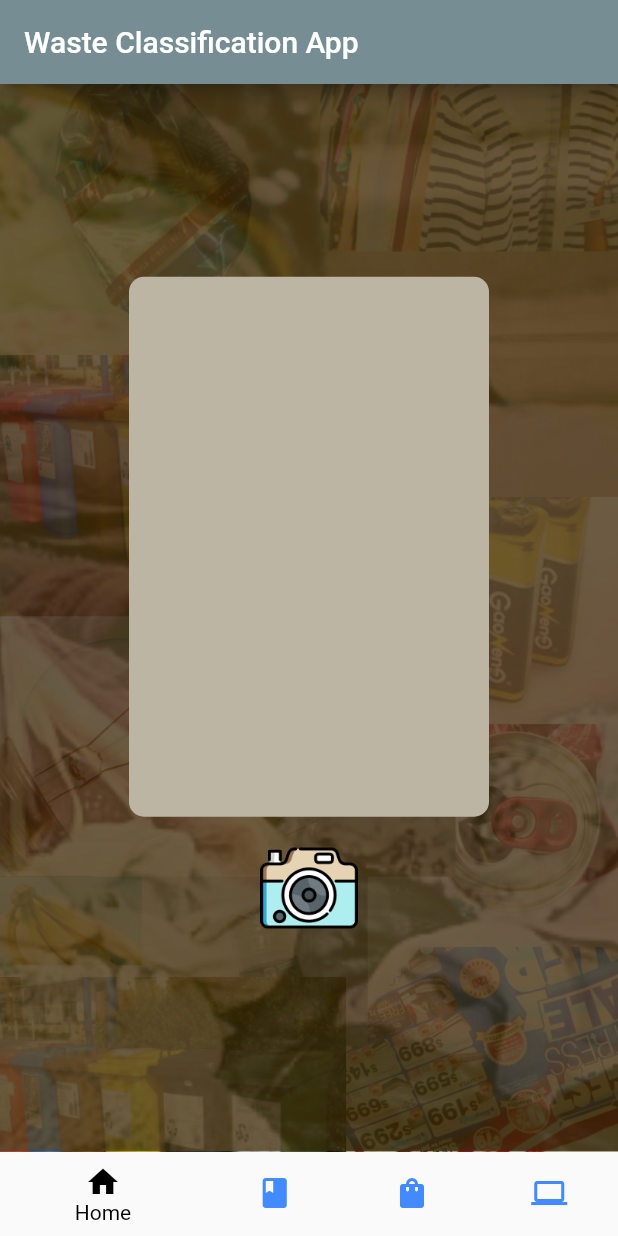
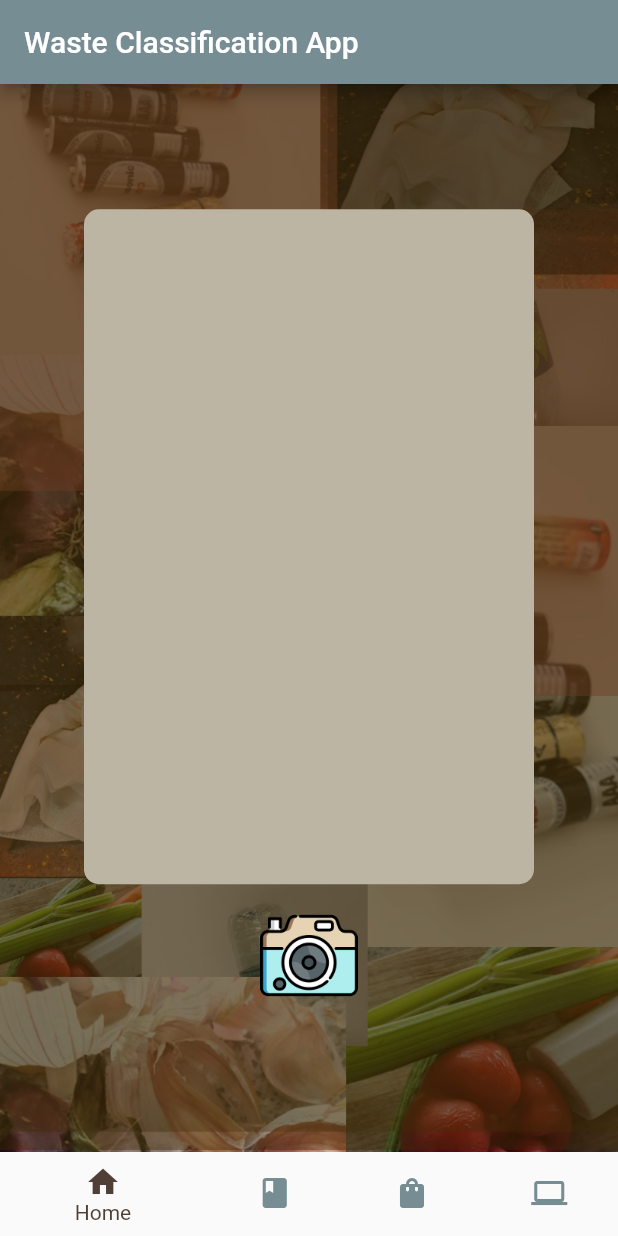
Before and after one commit to tasneemfyroos/SortItOut-App, a Flutter app: the screen it shows after launch, on a phone screen of 412 x 824 dp. Run offline on Flutter 3.47's test engine with Material 2 defaults, Android fonts, the light colour scheme and no system bars; our stand-ins replace image_picker.

Commit message:
edit photos

```diff
--- a/App/lib/main.dart
+++ b/App/lib/main.dart
@@ -14,7 +14,7 @@ void main() {
 // image bg width, image bg height, padding of image
 // circle width, padding of icon
 List<double> getSizes() {
-  return [240, 360, 20, 95, 15];
+  return [300, 450, 20, 95, 15];
 }
 
 MaterialColor getColor() {
@@ -63,8 +63,8 @@ class _MyAppState extends State<MyApp> {
               _currentIndex = index;
             });
           },
-          selectedItemColor: Colors.black,
-          unselectedItemColor: Colors.blueAccent,
+          selectedItemColor: getColor()[700],
+          unselectedItemColor: getColor()[800],
           items: [
             BottomNavigationBarItem(
               icon: Icon(Icons.home),
--- a/App/lib/screens/home.dart
+++ b/App/lib/screens/home.dart
@@ -69,7 +69,7 @@ class _ImageCaptureScreenState extends State<ImageCaptureScreen> {
   Widget build(BuildContext context) => Container(
         decoration:  const BoxDecoration(
           image: DecorationImage(
-            image: AssetImage("images/background.png"),
+            image: AssetImage("images/backgroundnew.png"),
             fit: BoxFit.cover,
           )
         ),
--- a/App/pubspec.yaml
+++ b/App/pubspec.yaml
@@ -27,3 +27,4 @@ flutter:
     - images/su0.jpg
     - images/background.png
     - images/camera.png
+    - images/backgroundnew.png
```
Also changed, not shown: App/images/backgroundnew.png (added).
